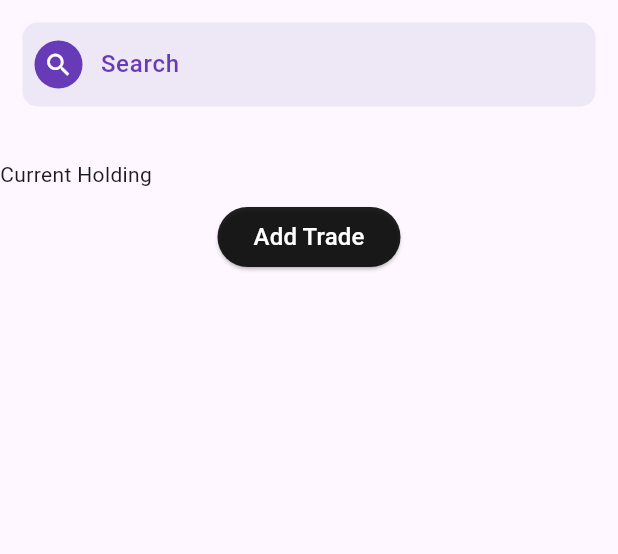
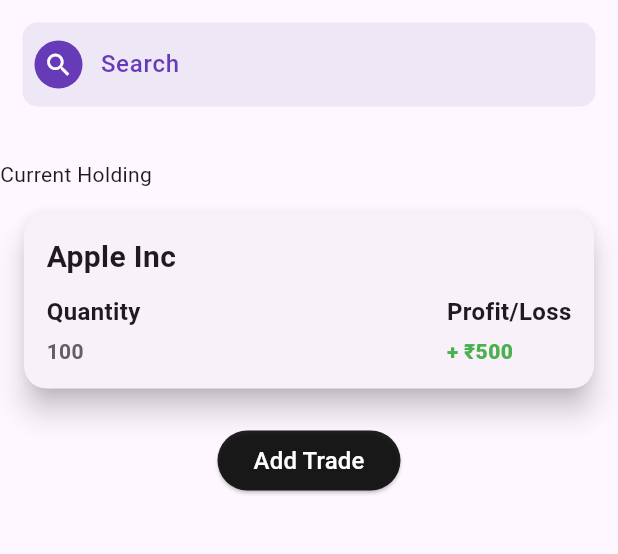
Before and after one commit to KrishChopra22/stockfolio, a Flutter app: the Sell screen opened directly, on a phone screen of 412 x 824 dp, the part 30-584 px from its top. Run offline on Flutter 3.47's test engine with Material 3 defaults, Android fonts, the light colour scheme and no system bars; our stand-ins replace cloud_firestore, country_picker, firebase_auth, firebase_core, firebase_storage, fl_chart and 5 more; missing offline and left inert: fk_toggle; accounts and stored records are empty; generated files the repository leaves out were written again; project files that could hold a hidden picture were left out.

Commit message:
sell and buy updated

```diff
--- a/lib/features/stocks/screens/buy.dart
+++ b/lib/features/stocks/screens/buy.dart
@@ -12,7 +12,7 @@
 class _BuyState extends State<Buy> {
   int amount = 0;
   void calculateAmount(String num1, String num2) {
-    print("inside amount");
+
     setState(() {
       amount = int.parse(num1) * int.parse(num2);
     });
@@ -35,7 +35,7 @@
             mainAxisAlignment: MainAxisAlignment.spaceBetween,
             crossAxisAlignment: CrossAxisAlignment.stretch,
             children: <Widget>[
-              const Center(child: Text('New Trade')),
+
               Padding(
                 padding: const EdgeInsets.all(15),
                 child: CustomTextField(
@@ -98,7 +98,7 @@
                   ),
                 ),
               ),
-              Text('Amount : ${amount!}'),
+              Text('Amount : $amount'),
               ListTile(
                 title: const Text('NSE'),
                 leading: Radio<bool>(
--- a/lib/features/stocks/screens/sell1.dart
+++ b/lib/features/stocks/screens/sell1.dart
@@ -1,5 +1,7 @@
 import 'package:flutter/material.dart';
+import 'package:stockfolio/features/stocks/screens/sell2.dart';
 import 'package:stockfolio/widgets/custom_button.dart';
+import 'package:stockfolio/widgets/custom_stock_card.dart';
 import 'package:stockfolio/widgets/custom_textfield.dart';
 
 class Sell extends StatefulWidget {
@@ -11,6 +13,11 @@
 
 class _SellState extends State<Sell> {
   final TextEditingController searchController = TextEditingController();
+  final stockSymbol = 'Apple Inc';
+  final leftFieldName = 'Quantity';
+  final leftFieldValue = 100;
+  final rightFieldName = 'Profit/Loss';
+  final rightFieldValue = '+ ₹500';
   @override
   Widget build(BuildContext context) {
     return Scaffold(
@@ -31,6 +38,26 @@
               ),
             ),
             const Text('Current Holding'),
+            Padding(
+                padding: const EdgeInsets.all(12),
+                child: GestureDetector(
+                  onTap: () {
+                    Navigator.push(
+                      context,
+                      MaterialPageRoute(
+                        builder: (context) => const SellNext(),
+                      ),
+                    );
+                  },
+                  child: CustomStockCard(
+                    stockSymbol: stockSymbol,
+                    leftFieldName: leftFieldName,
+                    leftFieldValue: leftFieldValue,
+                    rightFieldName: rightFieldName,
+                    rightFieldValue: rightFieldValue,
+                  ),
+                ),
+            ),
             Column(
               children: <Widget>[
                 const Card(
--- a/lib/main.dart
+++ b/lib/main.dart
@@ -10,6 +10,7 @@
 
 import 'features/stocks/screens/buy.dart';
 import 'features/stocks/screens/sell1.dart';
+import 'features/stocks/screens/buy_sell.dart';
 
 void main() async {
   WidgetsFlutterBinding.ensureInitialized();
@@ -40,7 +41,7 @@
           colorScheme: ColorScheme.fromSeed(seedColor: Colors.deepPurple),
           useMaterial3: true,
         ),
-        home: const SellNext(),
+        home:  BuySell(),
       ),
     );
   }
--- /dev/null
+++ b/lib/widgets/custom_stock_card.dart
@@ -0,0 +1,91 @@
+import 'package:flutter/material.dart';
+
+class CustomStockCard extends StatelessWidget {
+  const CustomStockCard({
+    super.key,
+    required this.stockSymbol,
+    required this.leftFieldName,
+    required this.leftFieldValue,
+    required this.rightFieldName,
+    required this.rightFieldValue,
+  });
+
+  final String stockSymbol;
+  final String leftFieldName;
+  final int leftFieldValue;
+  final String rightFieldName;
+  final String rightFieldValue;
+
+  @override
+  Widget build(BuildContext context) {
+    return Card(
+      elevation: 8,
+      shape: RoundedRectangleBorder(
+        borderRadius: BorderRadius.circular(15.0),
+      ),
+      child: Padding(
+        padding: const EdgeInsets.all(15.0),
+        child: Column(
+          crossAxisAlignment: CrossAxisAlignment.start,
+          children: [
+            Text(
+              stockSymbol,
+              style: TextStyle(
+                fontSize: 20,
+                fontWeight: FontWeight.bold,
+              ),
+            ),
+            SizedBox(height: 10),
+            Row(
+              mainAxisAlignment: MainAxisAlignment.spaceBetween,
+              children: [
+                Column(
+                  crossAxisAlignment: CrossAxisAlignment.start,
+                  children: [
+                    Text(
+                      leftFieldName,
+                      style: TextStyle(
+                        fontSize: 16,
+                        fontWeight: FontWeight.w600,
+                      ),
+                    ),
+                    SizedBox(height: 5),
+                    Text(
+                      leftFieldValue.toString(),
+                      style: TextStyle(
+                        fontSize: 14,
+                        fontWeight: FontWeight.w600,
+                        color: Colors.grey[700],
+                      ),
+                    ),
+                  ],
+                ),
+                Column(
+                  crossAxisAlignment: CrossAxisAlignment.start,
+                  children: [
+                    Text(
+                      rightFieldName,
+                      style: TextStyle(
+                        fontSize: 16,
+                        fontWeight: FontWeight.w600,
+                      ),
+                    ),
+                    SizedBox(height: 5),
+                    Text(
+                      rightFieldValue,
+                      style: TextStyle(
+                        fontSize: 14,
+                        fontWeight: FontWeight.w800,
+                        color: Colors.green,
+                      ),
+                    ),
+                  ],
+                ),
+              ],
+            ),
+          ],
+        ),
+      ),
+    );
+  }
+}
```
Also changed, not shown: lib/features/stocks/screens/buy_sell.dart (added, +52 -0 lines), lib/features/stocks/screens/sell2.dart (+46 -23 lines).
